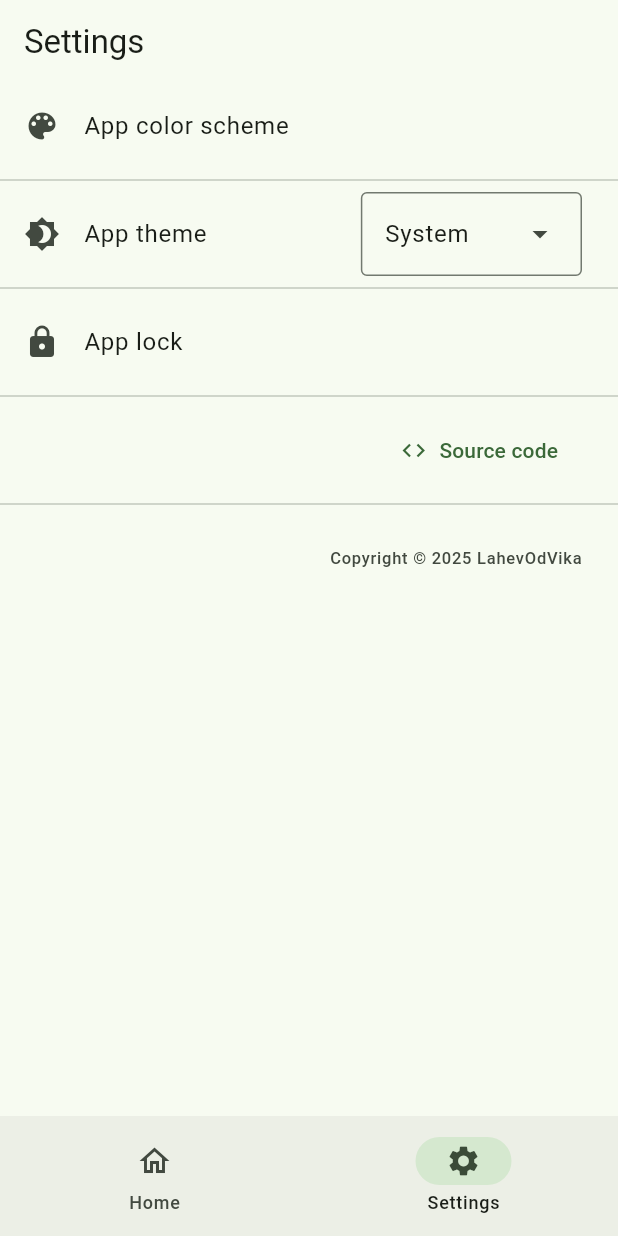
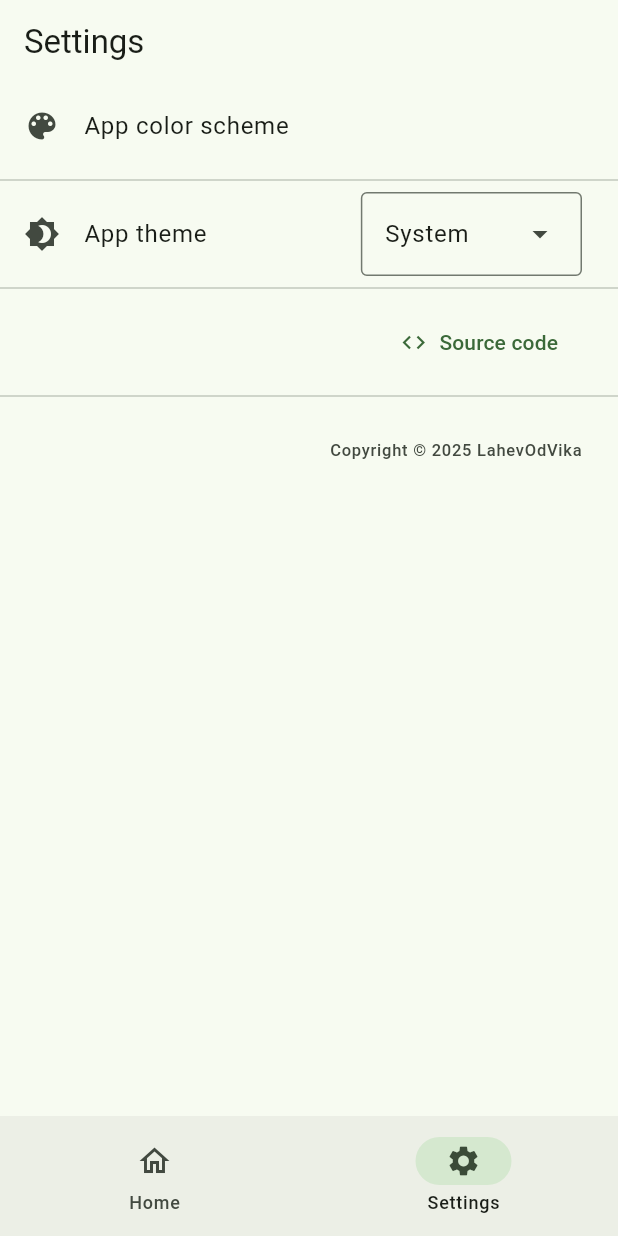
Before and after one commit to LahevOdVika/Stashcard, a Flutter app: the screen it shows after launch, item 2 of the bottom bar chosen, on a phone screen of 412 x 824 dp. Run offline on Flutter 3.47's test engine with Material 3 defaults, Android fonts, the phone set to English and light mode, and no system bars; our stand-ins replace flutter_colorpicker, sqflite; missing offline and left inert: mobile_scanner, syncfusion_flutter_barcodes; accounts and stored records are empty.

Commit message:
Removed not implemented ListTile feature

```diff
--- a/lib/Views/settings.dart
+++ b/lib/Views/settings.dart
@@ -116,11 +116,6 @@ class _SettingsPageState extends State<SettingsPage> {
           ),
           const Divider(),
           ListTile(
-            leading: const Icon(Icons.lock),
-            title: const Text("App lock"),
-          ),
-          const Divider(),
-          ListTile(
             trailing: TextButton.icon(
                 onPressed: () {
                   _launchUrl();
```
